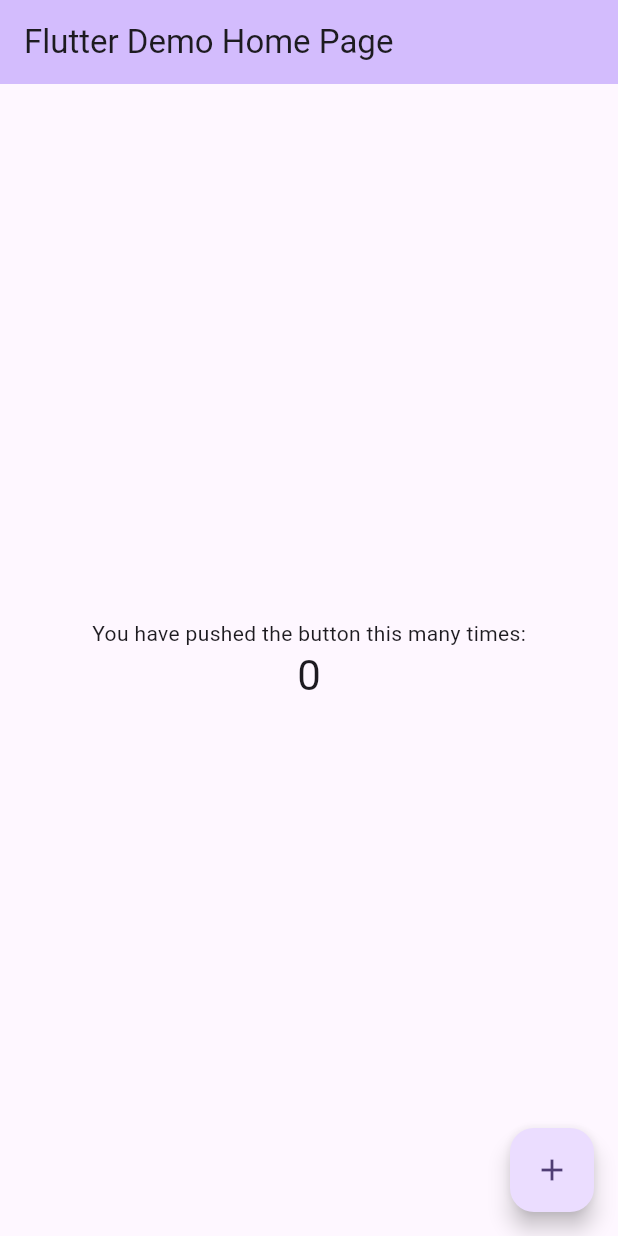
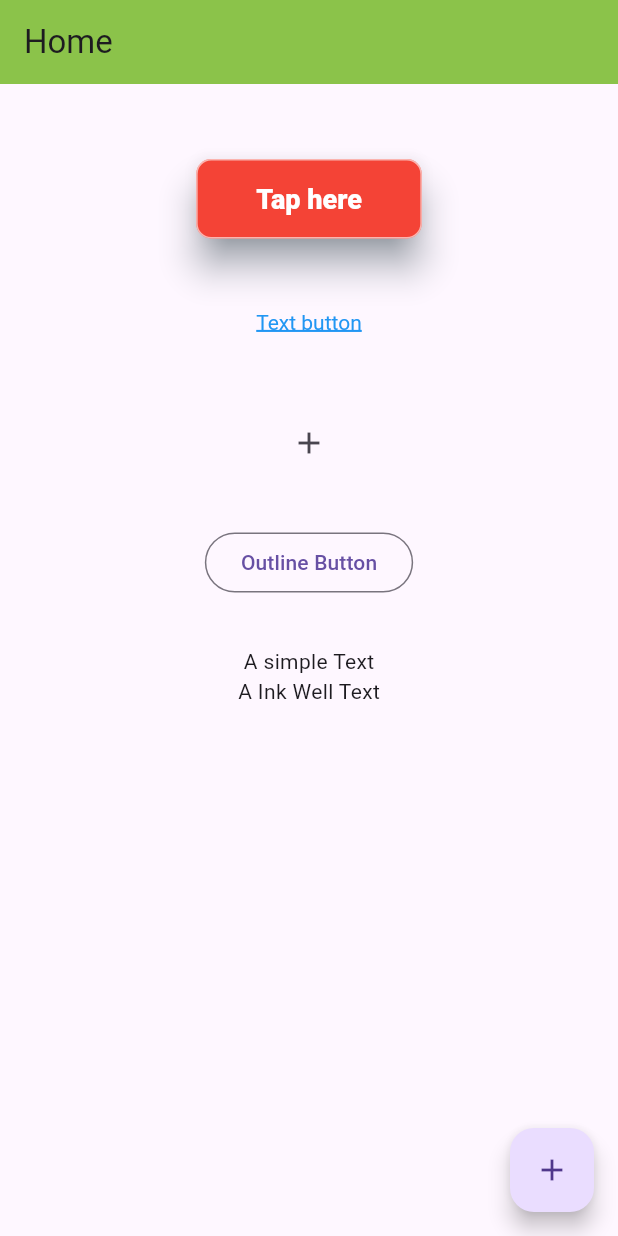
Before and after one commit to atik2100/practice_code, a Flutter app: the screen it shows after launch, on a phone screen of 412 x 824 dp. Run offline on Flutter 3.47's test engine with Material 3 defaults, Android fonts, the phone set to English and light mode, and no system bars.

Commit message:
new code

```diff
--- a/lib/main.dart
+++ b/lib/main.dart
@@ -1,125 +1,142 @@
 import 'package:flutter/material.dart';
 
 void main() {
-  runApp(const MyApp());
+  runApp(myApp());
 }
 
-class MyApp extends StatelessWidget {
-  const MyApp({super.key});
+class myApp extends StatelessWidget {
+  const myApp({super.key});
 
-  // This widget is the root of your application.
   @override
   Widget build(BuildContext context) {
     return MaterialApp(
-      title: 'Flutter Demo',
-      theme: ThemeData(
-        // This is the theme of your application.
-        //
-        // TRY THIS: Try running your application with "flutter run". You'll see
-        // the application has a purple toolbar. Then, without quitting the app,
-        // try changing the seedColor in the colorScheme below to Colors.green
-        // and then invoke "hot reload" (save your changes or press the "hot
-        // reload" button in a Flutter-supported IDE, or press "r" if you used
-        // the command line to start the app).
-        //
-        // Notice that the counter didn't reset back to zero; the application
-        // state is not lost during the reload. To reset the state, use hot
-        // restart instead.
-        //
-        // This works for code too, not just values: Most code changes can be
-        // tested with just a hot reload.
-        colorScheme: ColorScheme.fromSeed(seedColor: Colors.deepPurple),
-        useMaterial3: true,
-      ),
-      home: const MyHomePage(title: 'Flutter Demo Home Page'),
+      debugShowCheckedModeBanner: true,
+      title: 'my practice app',
+      home: Home(),
     );
   }
 }
 
-class MyHomePage extends StatefulWidget {
-  const MyHomePage({super.key, required this.title});
-
-  // This widget is the home page of your application. It is stateful, meaning
-  // that it has a State object (defined below) that contains fields that affect
-  // how it looks.
-
-  // This class is the configuration for the state. It holds the values (in this
-  // case the title) provided by the parent (in this case the App widget) and
-  // used by the build method of the State. Fields in a Widget subclass are
-  // always marked "final".
-
-  final String title;
-
-  @override
-  State<MyHomePage> createState() => _MyHomePageState();
-}
-
-class _MyHomePageState extends State<MyHomePage> {
-  int _counter = 0;
-
-  void _incrementCounter() {
-    setState(() {
-      // This call to setState tells the Flutter framework that something has
-      // changed in this State, which causes it to rerun the build method below
-      // so that the display can reflect the updated values. If we changed
-      // _counter without calling setState(), then the build method would not be
-      // called again, and so nothing would appear to happen.
-      _counter++;
-    });
-  }
+class Home extends StatelessWidget {
+  const Home({super.key});
 
   @override
   Widget build(BuildContext context) {
-    // This method is rerun every time setState is called, for instance as done
-    // by the _incrementCounter method above.
-    //
-    // The Flutter framework has been optimized to make rerunning build methods
-    // fast, so that you can just rebuild anything that needs updating rather
-    // than having to individually change instances of widgets.
     return Scaffold(
       appBar: AppBar(
-        // TRY THIS: Try changing the color here to a specific color (to
-        // Colors.amber, perhaps?) and trigger a hot reload to see the AppBar
-        // change color while the other colors stay the same.
-        backgroundColor: Theme.of(context).colorScheme.inversePrimary,
-        // Here we take the value from the MyHomePage object that was created by
-        // the App.build method, and use it to set our appbar title.
-        title: Text(widget.title),
+        title: Text('Home'),
+        backgroundColor: Colors.lightGreen,
       ),
       body: Center(
-        // Center is a layout widget. It takes a single child and positions it
-        // in the middle of the parent.
         child: Column(
-          // Column is also a layout widget. It takes a list of children and
-          // arranges them vertically. By default, it sizes itself to fit its
-          // children horizontally, and tries to be as tall as its parent.
-          //
-          // Column has various properties to control how it sizes itself and
-          // how it positions its children. Here we use mainAxisAlignment to
-          // center the children vertically; the main axis here is the vertical
-          // axis because Columns are vertical (the cross axis would be
-          // horizontal).
-          //
-          // TRY THIS: Invoke "debug painting" (choose the "Toggle Debug Paint"
-          // action in the IDE, or press "p" in the console), to see the
-          // wireframe for each widget.
-          mainAxisAlignment: MainAxisAlignment.center,
-          children: <Widget>[
-            const Text(
-              'You have pushed the button this many times:',
+          children: [
+            SizedBox(
+              height: 50,
+              width: 50,
             ),
-            Text(
-              '$_counter',
-              style: Theme.of(context).textTheme.headlineMedium,
+            ElevatedButton(
+              style: ElevatedButton.styleFrom(
+                backgroundColor: Colors.red,
+                foregroundColor: Colors.white,
+                textStyle: TextStyle(
+                  fontSize: 18,
+                  fontWeight: FontWeight.w800,
+                ),
+                padding: EdgeInsets.symmetric(horizontal: 40, vertical: 16),
+                shadowColor: Colors.blueGrey,
+                elevation: 10,
+                shape: RoundedRectangleBorder(
+                  borderRadius: BorderRadius.circular(10),
+                  side: BorderSide(color: Colors.white60, width: 1),
+                ),
+              ),
+              onPressed: () {
+                showDialog(
+                    barrierColor: Colors.brown,
+                    barrierDismissible: true,
+                    context: context,
+                    builder: (context) {
+                      return AlertDialog(
+                        title: Text('Delete'),
+                        backgroundColor: Color(0xFFA7DD9B),
+                        content: Text('Are you sure'),
+                        actions: [
+                          TextButton(onPressed: () {}, child: Text('Yes')),
+                          TextButton(onPressed: () {}, child: Text('No')),
+                        ],
+                      );
+                    });
+              },
+              child: Text('Tap here'),
+            ),
+            SizedBox(height: 32),
+            TextButton(
+                style: TextButton.styleFrom(
+                  foregroundColor: Colors.blue,
+                  textStyle: TextStyle(
+                    decoration: TextDecoration.underline,
+                    decorationThickness: 2,
+                  ),
+                ),
+                onPressed: () {
+                  print('tapped text button');
+                },
+                child: Text('Text button')),
+            SizedBox(height: 32),
+            IconButton(
+              style: IconButton.styleFrom(),
+              onPressed: () {
+                print('tapped icon button');
+              },
+              icon: Icon(Icons.add),
+            ),
+            SizedBox(height: 32),
+            OutlinedButton(
+              style: OutlinedButton.styleFrom(),
+              onPressed: () {
+                print('tapped outline button');
+              },
+              child: Text('Outline Button'),
+            ),
+            SizedBox(height: 32),
+            GestureDetector(
+              onTap: () {
+                print('one tap');
+              },
+              onDoubleTap: () {
+                print('double tap');
+              },
+              onLongPress: () {
+                print('long press');
+              },
+              onLongPressEnd: (Details) {
+                print('long press end');
+              },
+              onHorizontalDragDown: (Details) {
+                print('horizontal');
+              },
+              child: Column(
+                children: [
+                  Text('A simple Text'),
+                ],
+              ),
+            ),
+            InkWell(
+              splashColor: Colors.blue,
+              onTap: () {
+                print('ink well');
+              },
+              child: Text('A Ink Well Text'),
             ),
           ],
         ),
       ),
       floatingActionButton: FloatingActionButton(
-        onPressed: _incrementCounter,
-        tooltip: 'Increment',
-        child: const Icon(Icons.add),
-      ), // This trailing comma makes auto-formatting nicer for build methods.
+        onPressed: () {
+          print('tapped fab button');
+        },
+        child: Icon(Icons.add),
+      ),
     );
   }
 }
```
